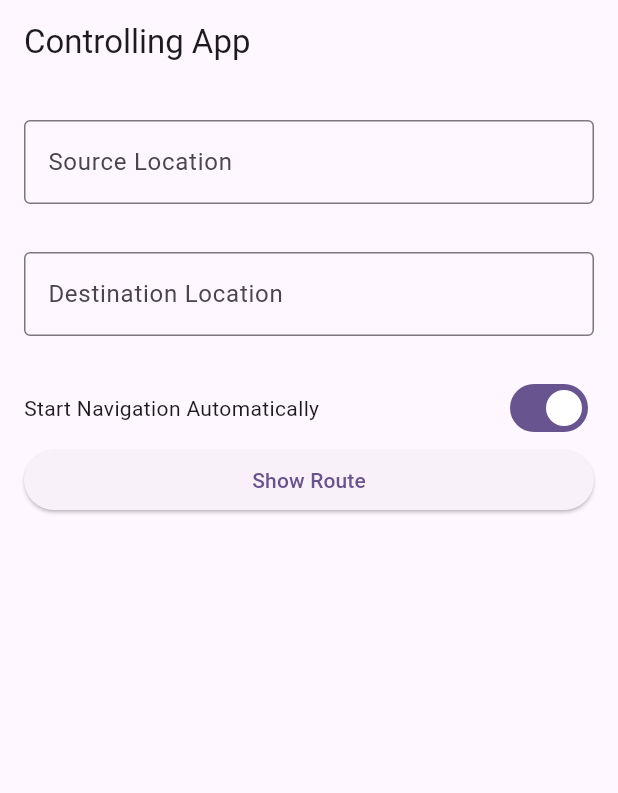
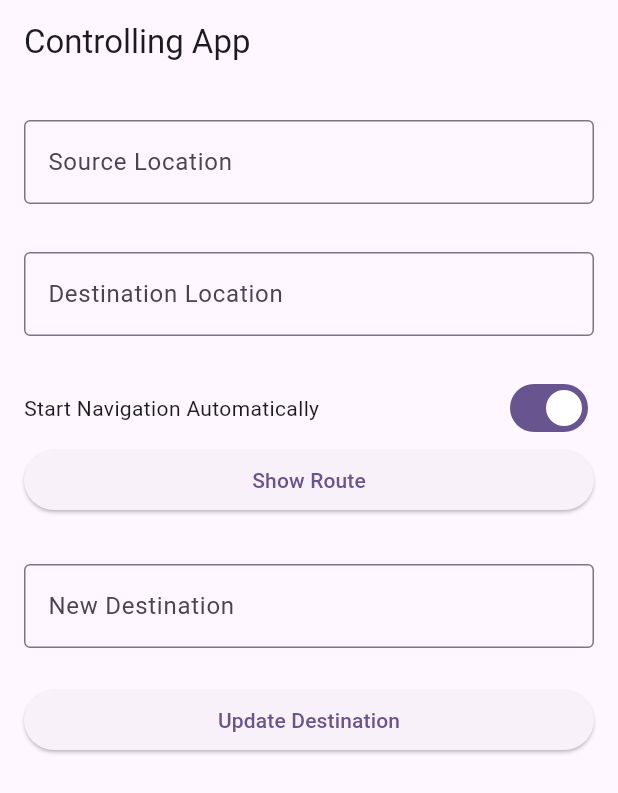
Before and after one commit to ayaanahmedsoomro/myapp, a Flutter app: the screen it shows after launch, on a phone screen of 412 x 824 dp. Shown: the top 793 px of the screen. Run offline on Flutter 3.47's test engine with Material 3 defaults, Android fonts, the phone set to English and light mode, and no system bars.

Commit message:
change destination

```diff
--- a/lib/features/maps/screens/map_home_screen.dart
+++ b/lib/features/maps/screens/map_home_screen.dart
@@ -16,6 +16,8 @@ class MapHomeScreen extends StatefulWidget {
 class _MapHomeScreenState extends State<MapHomeScreen> {
   final LocationController _controller = LocationController();
   bool _autoStartNavigation = true;
+  final TextEditingController _newDestinationController = TextEditingController();
+  final TextEditingController _updateDestinationController = TextEditingController();
 
   @override
   void dispose() {
@@ -38,12 +40,12 @@ class _MapHomeScreenState extends State<MapHomeScreen> {
               controller: _controller.sourceController,
               label: 'Source Location',
             ),
-            const SizedBox(height: 16.0),
+            SizedBox(height: 16.0),
             LocationInputField(
               controller: _controller.destinationController,
               label: 'Destination Location',
             ),
-            const SizedBox(height: 16.0),
+            SizedBox(height: 16.0),
             Row(
               mainAxisAlignment: MainAxisAlignment.spaceBetween,
               children: [
@@ -61,6 +63,19 @@ class _MapHomeScreenState extends State<MapHomeScreen> {
             ShowRouteButton(
               onPressed: () => _controller.launchNavigation(autoStart: _autoStartNavigation),
             ),
+            const SizedBox(height: 24.0),
+            LocationInputField(
+ controller: _updateDestinationController,
+              label: 'New Destination',
+            ),
+            const SizedBox(height: 16.0),
+            ElevatedButton(
+              onPressed: () {
+ _controller.updateDestination(newDestination: _updateDestinationController.text);
+              },
+              child: const Text('Update Destination'),
+            ),
+
           ],
         ),
       ),
```
Also changed, not shown: lib/features/maps/controllers/location_controller.dart (+15 -0 lines).
